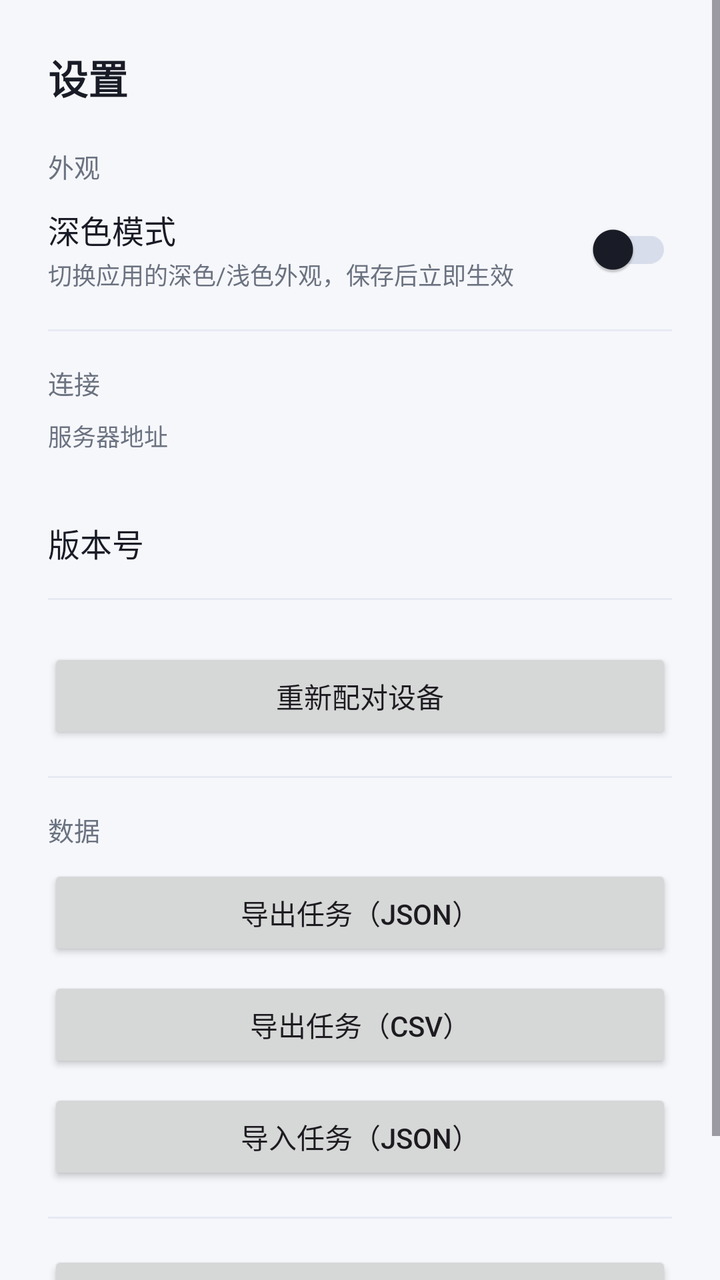
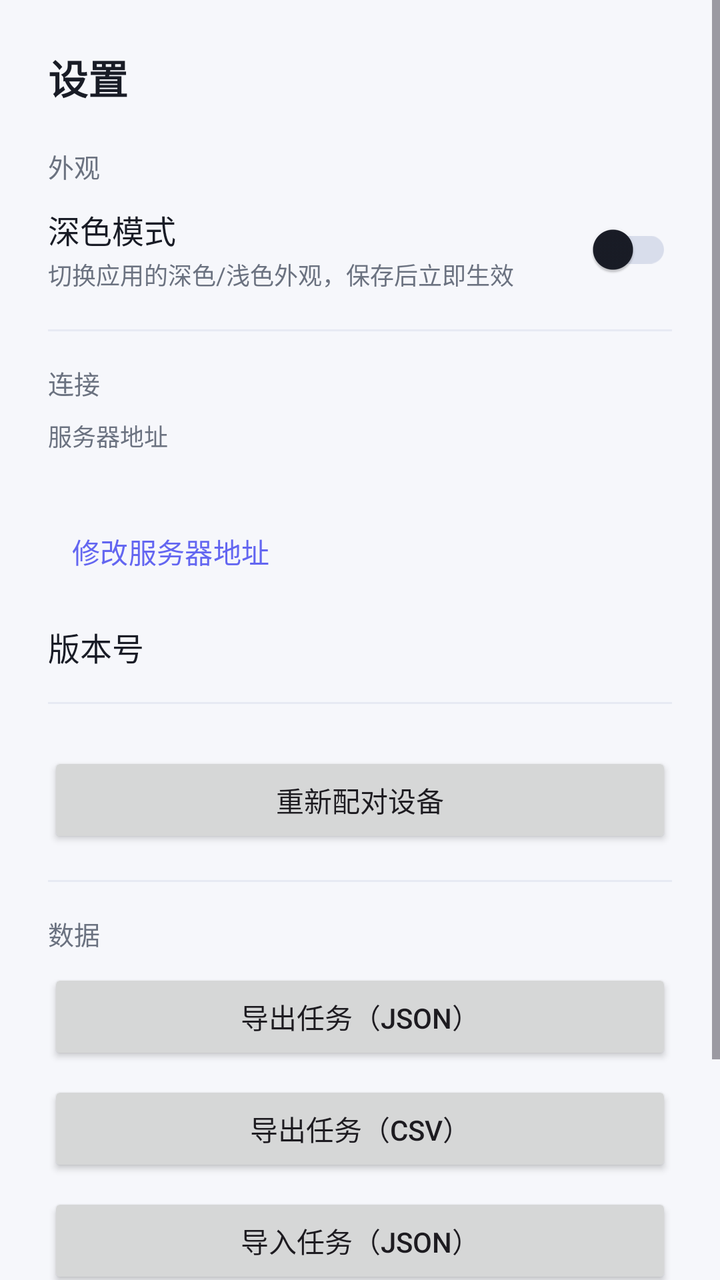

Screens rendered from an Android XML layout before and after an edit, with the pre-edit source and the edit as a unified diff.
<!-- AndroidManifest.xml: application theme Theme.TodoApp -->
<!-- res/layout/fragment_settings.xml -->
<?xml version="1.0" encoding="utf-8"?>
<ScrollView xmlns:android="http://schemas.android.com/apk/res/android"
    android:layout_width="match_parent"
    android:layout_height="match_parent">

    <LinearLayout
        android:layout_width="match_parent"
        android:layout_height="wrap_content"
        android:orientation="vertical"
        android:padding="24dp">

        <TextView
            android:layout_width="wrap_content"
            android:layout_height="wrap_content"
            android:text="@string/settings_title"
            android:textColor="?attr/colorOnSurface"
            android:textSize="20sp"
            android:textStyle="bold" />

        
        <TextView
            android:layout_width="wrap_content"
            android:layout_height="wrap_content"
            android:layout_marginTop="20dp"
            android:text="@string/settings_section_appearance"
            android:textColor="?attr/colorOnSurfaceVariant"
            android:textSize="13sp" />

        <LinearLayout
            android:layout_width="match_parent"
            android:layout_height="wrap_content"
            android:layout_marginTop="8dp"
            android:gravity="center_vertical"
            android:orientation="horizontal">

            <LinearLayout
                android:layout_width="0dp"
                android:layout_height="wrap_content"
                android:layout_weight="1"
                android:orientation="vertical">

                <TextView
                    android:layout_width="wrap_content"
                    android:layout_height="wrap_content"
                    android:text="@string/settings_dark_mode"
                    android:textColor="?attr/colorOnSurface"
                    android:textSize="16sp" />

                <TextView
                    android:layout_width="wrap_content"
                    android:layout_height="wrap_content"
                    android:layout_marginTop="2dp"
                    android:text="@string/settings_dark_mode_desc"
                    android:textColor="?attr/colorOnSurfaceVariant"
                    android:textSize="12sp" />
            </LinearLayout>

            <com.google.android.material.switchmaterial.SwitchMaterial
                android:id="@+id/switchDarkMode"
                android:layout_width="wrap_content"
                android:layout_height="wrap_content" />
        </LinearLayout>

        <View
            android:layout_width="match_parent"
            android:layout_height="1dp"
            android:layout_marginTop="16dp"
            android:background="?attr/colorOutlineVariant" />

        
        <TextView
            android:layout_width="wrap_content"
            android:layout_height="wrap_content"
            android:layout_marginTop="16dp"
            android:text="@string/settings_section_connection"
            android:textColor="?attr/colorOnSurfaceVariant"
            android:textSize="13sp" />

        <TextView
            android:layout_width="wrap_content"
            android:layout_height="wrap_content"
            android:layout_marginTop="8dp"
            android:text="@string/settings_server_url"
            android:textColor="?attr/colorOnSurfaceVariant"
            android:textSize="12sp" />

        <TextView
            android:id="@+id/tvServerUrl"
            android:layout_width="match_parent"
            android:layout_height="wrap_content"
            android:layout_marginTop="2dp"
            android:textColor="?attr/colorOnSurface"
            android:textIsSelectable="true"
            android:textSize="14sp" />

        <LinearLayout
            android:layout_width="match_parent"
            android:layout_height="wrap_content"
            android:layout_marginTop="12dp"
            android:gravity="center_vertical"
            android:orientation="horizontal">

            <TextView
                android:layout_width="0dp"
                android:layout_height="wrap_content"
                android:layout_weight="1"
                android:text="@string/settings_version"
                android:textColor="?attr/colorOnSurface"
                android:textSize="16sp" />

            <TextView
                android:id="@+id/tvVersion"
                android:layout_width="wrap_content"
                android:layout_height="wrap_content"
                android:textColor="?attr/colorOnSurfaceVariant"
                android:textSize="14sp" />
        </LinearLayout>

        <View
            android:layout_width="match_parent"
            android:layout_height="1dp"
            android:layout_marginTop="16dp"
            android:background="?attr/colorOutlineVariant" />

        <Button
            android:id="@+id/btnRePair"
            android:layout_width="match_parent"
            android:layout_height="wrap_content"
            android:layout_marginTop="24dp"
            android:text="@string/settings_re_pair" />

        <View
            android:layout_width="match_parent"
            android:layout_height="1dp"
            android:layout_marginTop="16dp"
            android:background="?attr/colorOutlineVariant" />

        
        <TextView
            android:layout_width="wrap_content"
            android:layout_height="wrap_content"
            android:layout_marginTop="16dp"
            android:text="@string/settings_section_data"
            android:textColor="?attr/colorOnSurfaceVariant"
            android:textSize="13sp" />

        <Button
            android:id="@+id/btnExportJson"
            android:layout_width="match_parent"
            android:layout_height="wrap_content"
            android:layout_marginTop="8dp"
            android:text="@string/settings_export_json" />

        <Button
            android:id="@+id/btnExportCsv"
            android:layout_width="match_parent"
            android:layout_height="wrap_content"
            android:layout_marginTop="8dp"
            android:text="@string/settings_export_csv" />

        <Button
            android:id="@+id/btnImportJson"
            android:layout_width="match_parent"
            android:layout_height="wrap_content"
            android:layout_marginTop="8dp"
            android:text="@string/settings_import_json" />

        <View
            android:layout_width="match_parent"
            android:layout_height="1dp"
            android:layout_marginTop="16dp"
            android:background="?attr/colorOutlineVariant" />

        <Button
            android:id="@+id/btnLogout"
            android:layout_width="match_parent"
            android:layout_height="wrap_content"
            android:layout_marginTop="16dp"
            android:layout_marginBottom="24dp"
            android:text="@string/settings_logout" />

    </LinearLayout>
</ScrollView>
<!-- resources referenced by this layout -->
<resources>
  <string name="settings_dark_mode">深色模式</string>
  <string name="settings_dark_mode_desc">切换应用的深色/浅色外观，保存后立即生效</string>
  <string name="settings_export_csv">导出任务（CSV）</string>
  <string name="settings_export_json">导出任务（JSON）</string>
  <string name="settings_import_json">导入任务（JSON）</string>
  <string name="settings_logout">退出登录</string>
  <string name="settings_re_pair">重新配对设备</string>
  <string name="settings_section_appearance">外观</string>
  <string name="settings_section_connection">连接</string>
  <string name="settings_section_data">数据</string>
  <string name="settings_server_url">服务器地址</string>
  <string name="settings_title">设置</string>
  <string name="settings_version">版本号</string>
  <color name="md_theme_light_primary">#6366f1</color>
  <color name="md_theme_light_onPrimary">#ffffff</color>
  <color name="md_theme_light_primaryContainer">#e0e7ff</color>
  <color name="md_theme_light_onPrimaryContainer">#1e1b4b</color>
  <color name="md_theme_light_secondary">#6b7280</color>
  <color name="md_theme_light_onSecondary">#ffffff</color>
  <color name="md_theme_light_secondaryContainer">#eef0f6</color>
  <color name="md_theme_light_onSecondaryContainer">#191c26</color>
  <color name="md_theme_light_tertiary">#8b5cf6</color>
  <color name="md_theme_light_onTertiary">#ffffff</color>
  <color name="md_theme_light_tertiaryContainer">#ede9fe</color>
  <color name="md_theme_light_onTertiaryContainer">#2e1065</color>
  <color name="md_theme_light_error">#ef4444</color>
  <color name="md_theme_light_errorContainer">#fee2e2</color>
  <color name="md_theme_light_onError">#ffffff</color>
  <color name="md_theme_light_onErrorContainer">#7f1d1d</color>
  <color name="md_theme_light_background">#f6f7fb</color>
  <color name="md_theme_light_onBackground">#191c26</color>
  <color name="md_theme_light_surface">#ffffff</color>
  <color name="md_theme_light_onSurface">#191c26</color>
  <color name="md_theme_light_surfaceVariant">#eef0f6</color>
  <color name="md_theme_light_onSurfaceVariant">#6b7280</color>
  <color name="md_theme_light_outline">#d8ddeb</color>
  <color name="md_theme_light_outlineVariant">#e7eaf3</color>
  <!-- unchanged entries left out for length: 1 -->
</resources>

<!-- the commit's change to res/layout/fragment_settings.xml (unified diff, before → after) -->
@@ -93,6 +93,14 @@
             android:textIsSelectable="true"
             android:textSize="14sp" />
 
+        <com.google.android.material.button.MaterialButton
+            android:id="@+id/btnEditServerUrl"
+            style="@style/Widget.Material3.Button.TextButton"
+            android:layout_width="wrap_content"
+            android:layout_height="wrap_content"
+            android:layout_marginTop="4dp"
+            android:text="@string/settings_edit_server_url" />
+
         <LinearLayout
             android:layout_width="match_parent"
             android:layout_height="wrap_content"
<!-- resource entries referenced after the edit -->
@@ -2,6 +2,7 @@
 <resources>
   <string name="settings_dark_mode">深色模式</string>
   <string name="settings_dark_mode_desc">切换应用的深色/浅色外观，保存后立即生效</string>
+  <string name="settings_edit_server_url">修改服务器地址</string>
   <string name="settings_export_csv">导出任务（CSV）</string>
   <string name="settings_export_json">导出任务（JSON）</string>
   <string name="settings_import_json">导入任务（JSON）</string>
